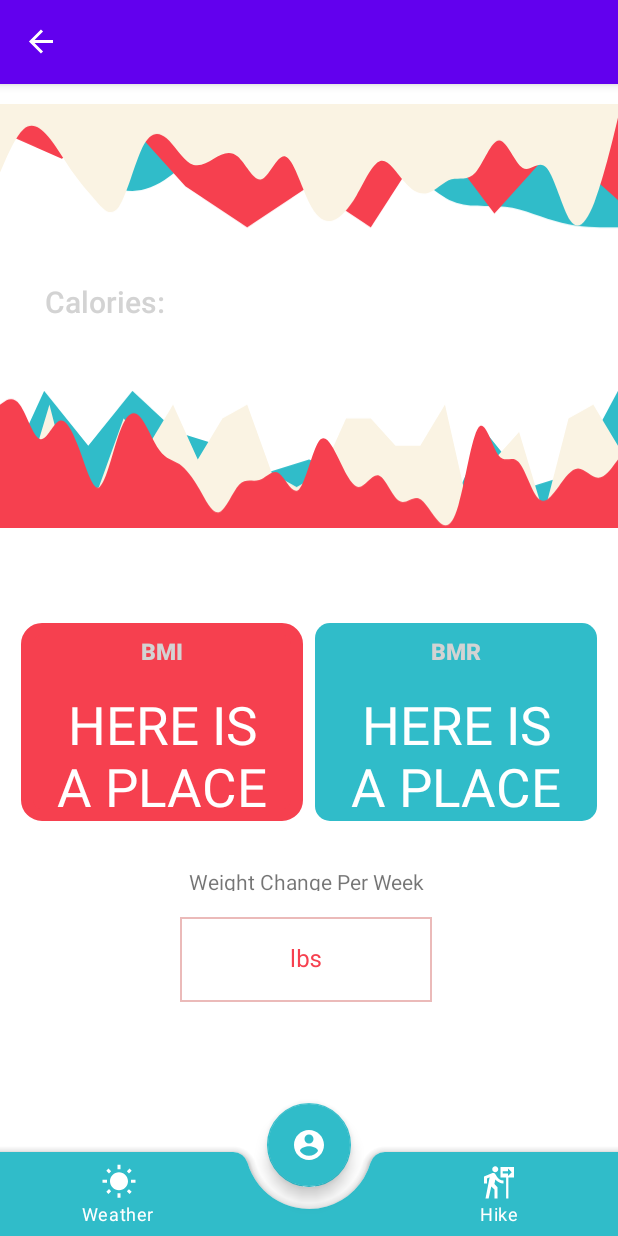
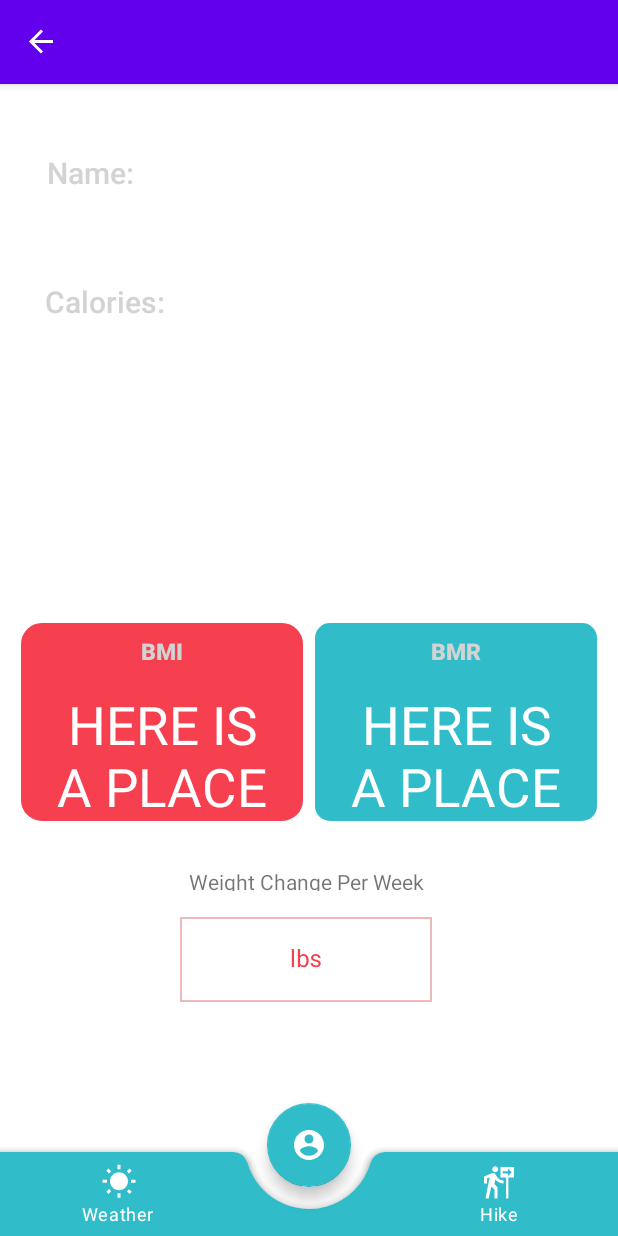
Before and after one commit to Mistah-Jones/LifeStyle_App, an Android app: the DashboardFragment screen opened through its navigation route, on a phone screen of 412 x 824 dp. Run offline under Robolectric (Android 15) with nearby library versions, the phone set to English and light mode, and no system bars; our stand-ins replace navigation-ui.

Commit message:
added user's name in dashboard

```diff
--- a/app/src/main/java/com/example/myapplication/MainActivity.java
+++ b/app/src/main/java/com/example/myapplication/MainActivity.java
@@ -126,6 +126,7 @@ public class MainActivity extends AppCompatActivity
         Bundle sentData = new Bundle();
         sentData.putFloat("BMI_DATA", bmi);
         sentData.putFloat("BMR_DATA", bmr);
+        sentData.putString("NAME_DATA", mName);
 
         navController.navigate(R.id.navigation_dashboard, sentData);
     }
--- a/app/src/main/java/com/example/myapplication/ui/dashboard/DashboardFragment.java
+++ b/app/src/main/java/com/example/myapplication/ui/dashboard/DashboardFragment.java
@@ -26,6 +26,7 @@ public class DashboardFragment extends Fragment {
 
     private float bmr;
     private float bmi;
+    private String name;
 
     private EditText weightLossPicker;
 
@@ -41,12 +42,15 @@ public class DashboardFragment extends Fragment {
         TextView tvBMI = (TextView) root.findViewById(R.id.tv_BMI_data);
         TextView tvBMR = (TextView) root.findViewById(R.id.tv_BMR_data);
         tvCalories = (TextView) root.findViewById(R.id.text_calories);
+        TextView tvName = (TextView) root.findViewById(R.id.tv_name_data);
 
         try {
             bmi = getArguments().getFloat("BMI_DATA");
             bmr = getArguments().getFloat("BMR_DATA");
+            name = getArguments().getString("NAME_DATA");
             tvBMI.setText("" + Math.round(bmi));
             tvBMR.setText("" + Math.round(bmr));
+            tvName.setText("Hello " + name + "!");
         } catch (Exception e) {
             String error = e.getMessage();
         }
--- a/app/src/main/res/layout-sw600dp/fragment_dashboard.xml
+++ b/app/src/main/res/layout-sw600dp/fragment_dashboard.xml
@@ -5,17 +5,6 @@
     android:layout_width="match_parent"
     android:layout_height="match_parent"
     tools:context=".ui.dashboard.DashboardFragment">
-
-    <ImageView
-        android:id="@+id/imageView"
-        android:layout_width="1200dp"
-        android:layout_height="300dp"
-        android:layout_marginBottom="368dp"
-        android:paddingBottom="10dp"
-        android:src="@drawable/dashboard_background"
-        app:layout_constraintBottom_toBottomOf="@+id/imageView2"
-        tools:ignore="MissingConstraints"
-        tools:layout_editor_absoluteX="-439dp" />
 
     <TextView
         android:id="@+id/textView"
@@ -189,15 +178,4 @@
         </com.google.android.material.textfield.TextInputLayout>
     </LinearLayout>
 
-    <ImageView
-        android:id="@+id/imageView2"
-        android:layout_width="1200dp"
-        android:layout_height="300dp"
-        android:layout_marginBottom="8dp"
-        android:paddingBottom="10dp"
-        android:src="@drawable/dashboard_background_2"
-        app:layout_constraintBottom_toTopOf="@+id/gridLayout"
-        tools:ignore="MissingConstraints"
-        tools:layout_editor_absoluteX="-439dp" />
-
 </androidx.constraintlayout.widget.ConstraintLayout>
--- a/app/src/main/res/layout/fragment_dashboard.xml
+++ b/app/src/main/res/layout/fragment_dashboard.xml
@@ -6,26 +6,25 @@
     android:layout_height="match_parent"
     tools:context=".ui.dashboard.DashboardFragment">
 
-    <ImageView
-        android:id="@+id/imageView"
-        android:layout_width="match_parent"
-        android:layout_height="200dp"
-        android:layout_marginBottom="192dp"
-        android:paddingBottom="10dp"
-        android:src="@drawable/dashboard_background"
-        app:layout_constraintBottom_toBottomOf="@+id/imageView2"
-        tools:ignore="MissingConstraints"
-        tools:layout_editor_absoluteX="0dp" />
-
-    <ImageView
-        android:id="@+id/imageView2"
-        android:layout_width="match_parent"
-        android:layout_height="200dp"
-        android:paddingBottom="10dp"
-        android:src="@drawable/dashboard_background_2"
-        app:layout_constraintBottom_toTopOf="@+id/gridLayout"
-        tools:ignore="MissingConstraints"
-        tools:layout_editor_absoluteX="0dp" />
+    <TextView
+        android:id="@+id/tv_name_data"
+        android:layout_width="wrap_content"
+        android:layout_height="wrap_content"
+        android:layout_marginStart="8dp"
+        android:layout_marginTop="8dp"
+        android:layout_marginEnd="8dp"
+        android:fontFamily="sans-serif-medium"
+        android:text="Name:"
+        android:textAlignment="center"
+        android:textColor="#D3D3D3"
+        android:textSize="20sp"
+        app:layout_constraintBottom_toBottomOf="parent"
+        app:layout_constraintEnd_toEndOf="parent"
+        app:layout_constraintHorizontal_bias="0.069"
+        app:layout_constraintStart_toStartOf="parent"
+        app:layout_constraintTop_toTopOf="parent"
+        app:layout_constraintVertical_bias="0.051"
+        tools:text="Name" />
 
     <TextView
         android:id="@+id/textView"
--- a/app/src/main/res/values/colors.xml
+++ b/app/src/main/res/values/colors.xml
@@ -7,4 +7,6 @@
     <color name="teal_700">#FF018786</color>
     <color name="black">#FF000000</color>
     <color name="white">#FFFFFFFF</color>
+
+
 </resources>
```
